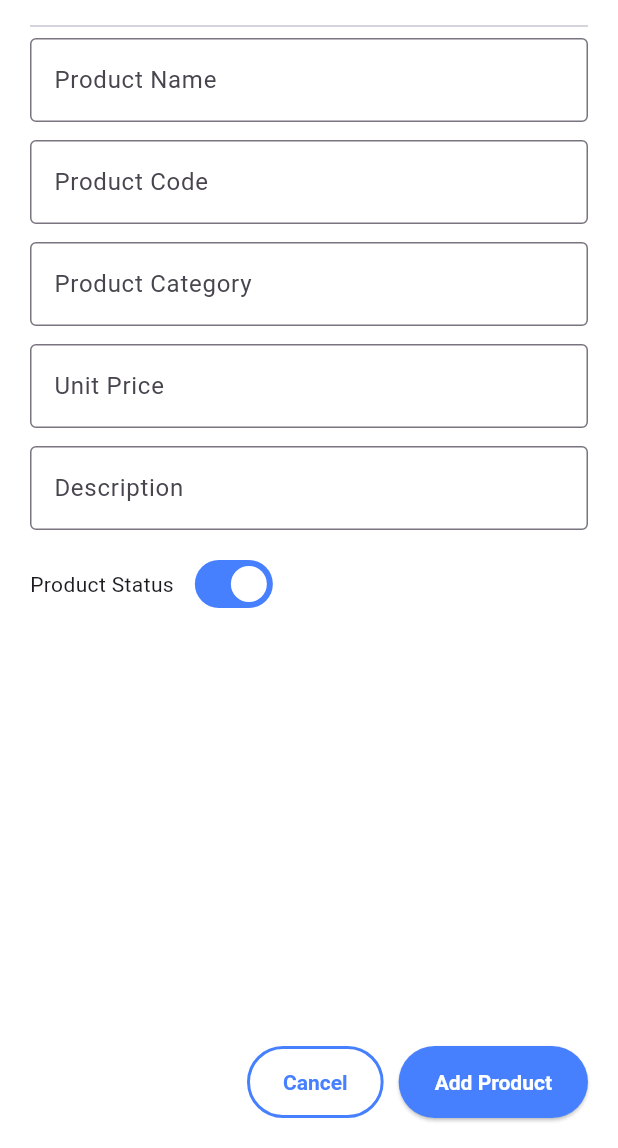
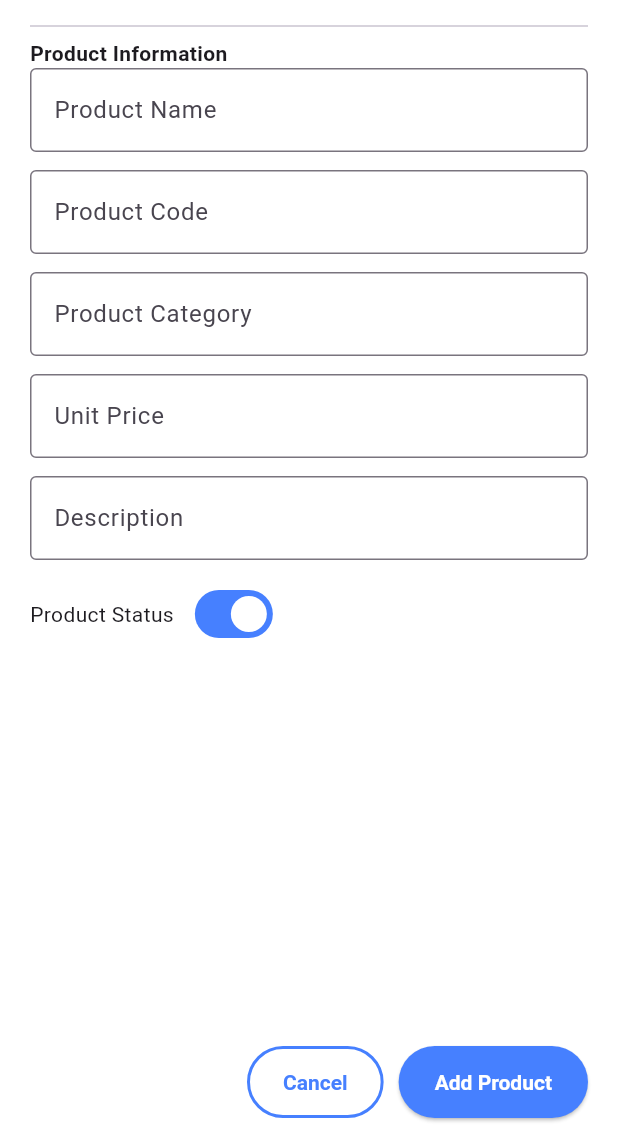
Before and after one commit to owaispatel75/sahibot_crm_web, a Flutter app: the AddProduct widget shown alone on an empty page, opened directly, on a phone screen of 412 x 824 dp, the part 88-1236 px from its top. Run offline on Flutter 3.47's test engine with Material 3 defaults, Android fonts, the light colour scheme and no system bars; our stand-ins replace go_router; accounts and stored records are empty.

Commit message:
Update addProduct.dart

```diff
--- a/lib/widgets/addProduct.dart
+++ b/lib/widgets/addProduct.dart
@@ -53,6 +53,13 @@ class _AddProductState extends State<AddProduct> {
                       key: _formKey,
                       child: Column(
                         children: [
+                          const Align(
+                            alignment: Alignment.centerLeft,
+                            child: Text(
+                              "Product Information",
+                              style: TextStyle(fontWeight: FontWeight.bold),
+                            ),
+                          ),
                           // const Align(
                           //   alignment: Alignment.centerLeft,
                           //   child: Text(
```
